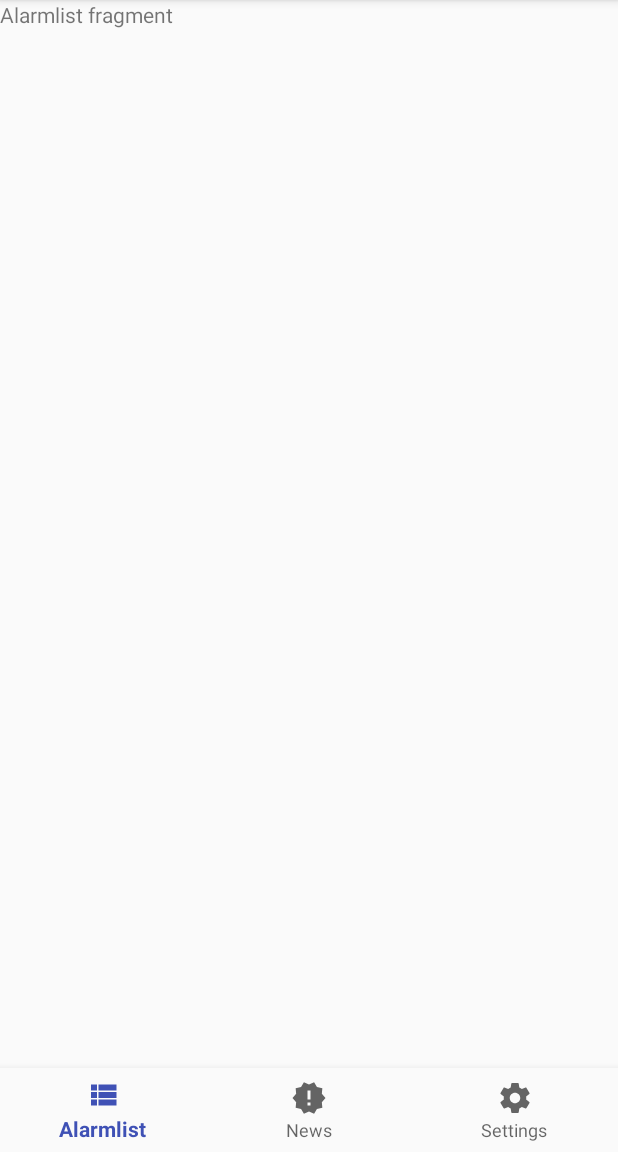
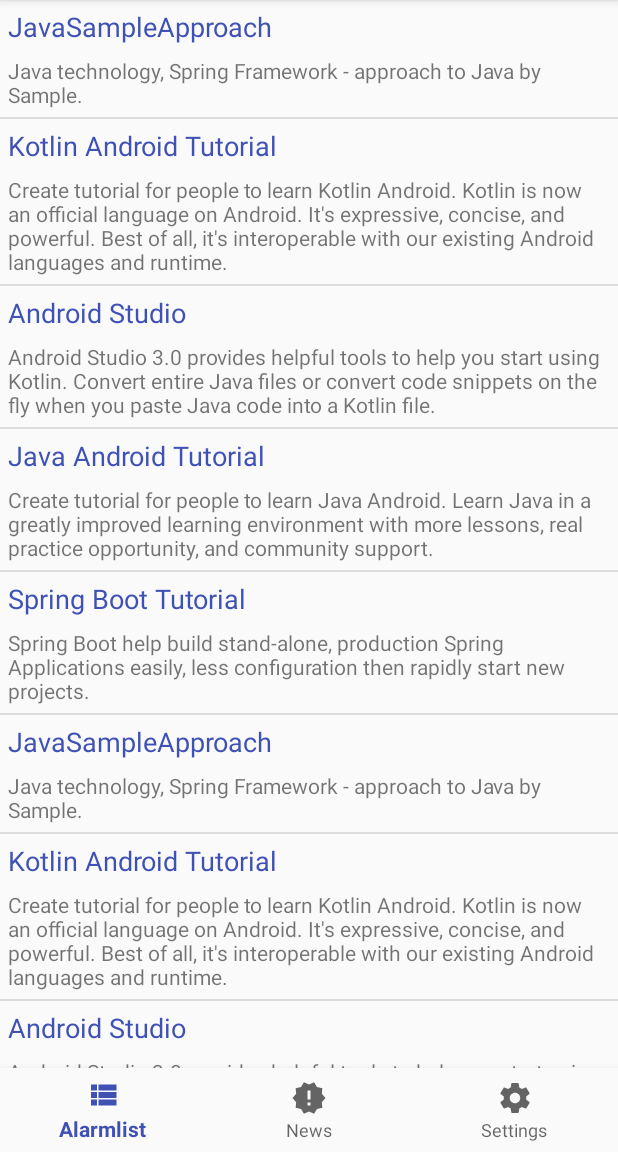
Before and after one commit to dorianweidler/BOSCall, an Android app: the screen it shows after launch (MainActivity), on a phone screen of 412 x 824 dp, the part 84-1236 px from its top. Run offline under Robolectric (Android 15) with nearby library versions, the phone set to English and light mode, and no system bars; 2 statements that could not run were skipped.

Commit message:
Scrollbare Liste für Alarme angelegt

```diff
--- a/app/build.gradle
+++ b/app/build.gradle
@@ -28,7 +28,7 @@ dependencies {
     implementation "org.jetbrains.kotlin:kotlin-stdlib-jre7:$kotlin_version"
     implementation 'com.android.support:appcompat-v7:26.1.0'
     implementation 'com.android.support:design:26.1.0'
-    implementation 'com.android.support.constraint:constraint-layout:1.1.0'
+    implementation 'com.android.support.constraint:constraint-layout:1.0.2'
     implementation 'com.android.support:support-vector-drawable:26.1.0'
     implementation 'com.android.support:support-v4:26.1.0'
     implementation 'com.google.firebase:firebase-messaging:15.0.0'
--- a/app/src/main/java/de/boscall/boscall/AlarmlistFragment.kt
+++ b/app/src/main/java/de/boscall/boscall/AlarmlistFragment.kt
@@ -3,21 +3,94 @@ package de.boscall.boscall
 
 import android.app.Fragment
 import android.os.Bundle
+import android.util.Log
 import android.view.LayoutInflater
 import android.view.View
 import android.view.ViewGroup
-
+import android.widget.BaseAdapter
+import android.widget.ListView
+import android.widget.TextView
 
 /**
  * A simple [Fragment] subclass.
  */
 class AlarmlistFragment : Fragment() {
 
+    private var listNotes = ArrayList<ListNode>()
+
 
     override fun onCreateView(inflater: LayoutInflater?, container: ViewGroup?,
                               savedInstanceState: Bundle?): View? {
         // Inflate the layout for this fragment
-        return inflater!!.inflate(R.layout.fragment_alarmlist, container, false)
+        var view = inflater!!.inflate(R.layout.fragment_alarmlist, container, false)
+
+        fillAlarmList(view)
+
+        return view
+    }
+
+    fun fillAlarmList(view: View?) {
+        listNotes.add(ListNode(1, "JavaSampleApproach", "Java technology, Spring Framework - approach to Java by Sample."))
+        listNotes.add(ListNode(2, "Kotlin Android Tutorial", "Create tutorial for people to learn Kotlin Android. Kotlin is now an official language on Android. It's expressive, concise, and powerful. Best of all, it's interoperable with our existing Android languages and runtime."))
+        listNotes.add(ListNode(3, "Android Studio", "Android Studio 3.0 provides helpful tools to help you start using Kotlin. Convert entire Java files or convert code snippets on the fly when you paste Java code into a Kotlin file."))
+        listNotes.add(ListNode(4, "Java Android Tutorial", "Create tutorial for people to learn Java Android. Learn Java in a greatly improved learning environment with more lessons, real practice opportunity, and community support."))
+        listNotes.add(ListNode(5, "Spring Boot Tutorial", "Spring Boot help build stand-alone, production Spring Applications easily, less configuration then rapidly start new projects."))
+        listNotes.add(ListNode(6, "JavaSampleApproach", "Java technology, Spring Framework - approach to Java by Sample."))
+        listNotes.add(ListNode(7, "Kotlin Android Tutorial", "Create tutorial for people to learn Kotlin Android. Kotlin is now an official language on Android. It's expressive, concise, and powerful. Best of all, it's interoperable with our existing Android languages and runtime."))
+        listNotes.add(ListNode(8, "Android Studio", "Android Studio 3.0 provides helpful tools to help you start using Kotlin. Convert entire Java files or convert code snippets on the fly when you paste Java code into a Kotlin file."))
+        listNotes.add(ListNode(9, "Java Android Tutorial", "Create tutorial for people to learn Java Android. Learn Java in a greatly improved learning environment with more lessons, real practice opportunity, and community support."))
+        listNotes.add(ListNode(10, "Spring Boot Tutorial", "Spring Boot help build stand-alone, production Spring Applications easily, less configuration then rapidly start new projects."))
+
+        var notesAdapter = NotesAdapter(listNotes)
+        var liste =  view?.findViewById<ListView>(R.id.alarmList) as ListView
+        liste.adapter = notesAdapter
+    }
+
+    inner class NotesAdapter(private var notesList: ArrayList<ListNode>) : BaseAdapter() {
+
+        override fun getView(position: Int, convertView: View?, parent: ViewGroup?): View? {
+
+            val view: View?
+            val vh: ViewHolder
+
+            if (convertView == null) {
+                val inflater:LayoutInflater = LayoutInflater.from(context);
+                view = inflater.inflate(R.layout.list_node, parent, false);
+                vh = ViewHolder(view)
+                view.tag = vh
+                Log.i("JSA", "set Tag for ViewHolder, position: " + position)
+            } else {
+                view = convertView
+                vh = view.tag as ViewHolder
+            }
+
+            vh.tvTitle.text = notesList[position].title
+            vh.tvContent.text = notesList[position].content
+
+            return view
+        }
+
+        override fun getItem(position: Int): Any {
+            return notesList[position]
+        }
+
+        override fun getItemId(position: Int): Long {
+            return position.toLong()
+        }
+
+        override fun getCount(): Int {
+            return notesList.size
+        }
+    }
+
+    private class ViewHolder(view: View?) {
+        val tvTitle: TextView
+        val tvContent: TextView
+
+        init {
+            this.tvTitle = view?.findViewById<TextView>(R.id.tvTitle) as TextView
+            this.tvContent = view?.findViewById<TextView>(R.id.tvContent) as TextView
+        }
     }
 
 }
--- /dev/null
+++ b/app/src/main/java/de/boscall/boscall/ListNode.kt
@@ -0,0 +1,16 @@
+package de.boscall.boscall
+
+/**
+ * Created by c.suffel on 23.04.2018.
+ */
+class ListNode {
+        var id: Int
+        var title: String
+        var content: String
+
+        constructor(id: Int, title: String, content: String) {
+            this.id = id
+            this.title = title
+            this.content = content
+        }
+}
--- a/app/src/main/res/layout/fragment_alarmlist.xml
+++ b/app/src/main/res/layout/fragment_alarmlist.xml
@@ -5,9 +5,11 @@
     tools:context="de.boscall.boscall.AlarmlistFragment">
 
     <!-- TODO: Update blank fragment layout -->
-    <TextView
+
+    <ListView
+        android:id="@+id/alarmList"
         android:layout_width="match_parent"
         android:layout_height="match_parent"
-        android:text="Alarmlist fragment" />
+        android:scrollbars="vertical" />
 
 </FrameLayout>
--- /dev/null
+++ b/app/src/main/res/layout/list_node.xml
@@ -0,0 +1,30 @@
+<?xml version="1.0" encoding="utf-8"?>
+<android.support.constraint.ConstraintLayout xmlns:android="http://schemas.android.com/apk/res/android"
+    xmlns:app="http://schemas.android.com/apk/res-auto"
+    android:layout_width="match_parent"
+    android:layout_height="match_parent">
+
+    <android.support.constraint.ConstraintLayout
+        android:layout_width="wrap_content"
+        android:layout_height="wrap_content"
+        android:layout_weight="9"
+        android:orientation="vertical">
+
+        <TextView
+            android:id="@+id/tvTitle"
+            android:layout_width="match_parent"
+            android:layout_height="wrap_content"
+            android:padding="5dp"
+            android:textColor="@color/colorPrimary"
+            android:textSize="18sp" />
+
+        <TextView
+            android:id="@+id/tvContent"
+            android:layout_width="match_parent"
+            android:layout_height="wrap_content"
+            android:layout_marginTop="32dp"
+            android:padding="5dp"
+            app:layout_constraintTop_toTopOf="parent" />
+    </android.support.constraint.ConstraintLayout>
+
+</android.support.constraint.ConstraintLayout>
```
